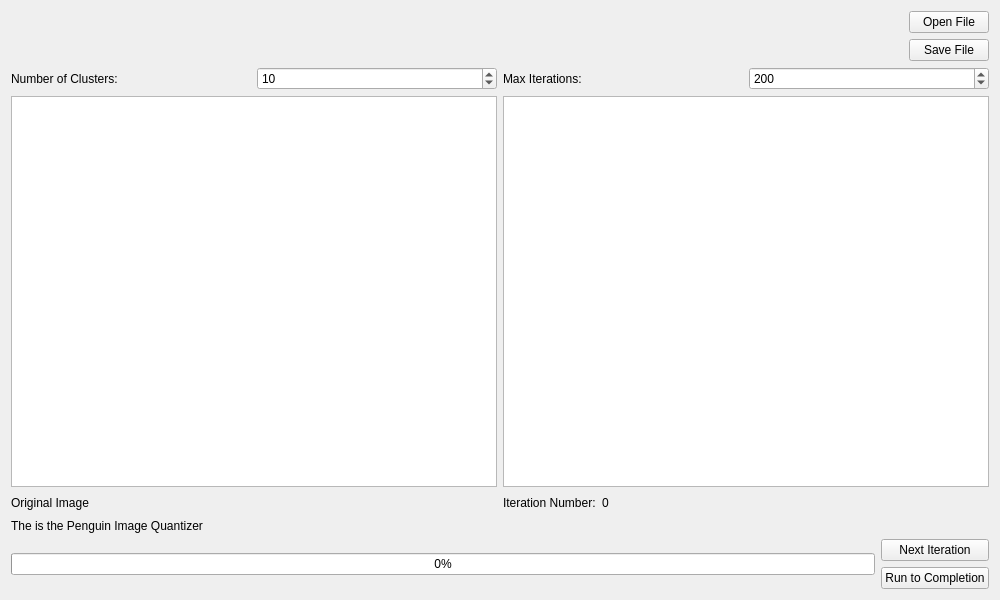
Old version of the form mainwindow.ui in the repository zeroblackalpha/PIC10C-Final-Project.
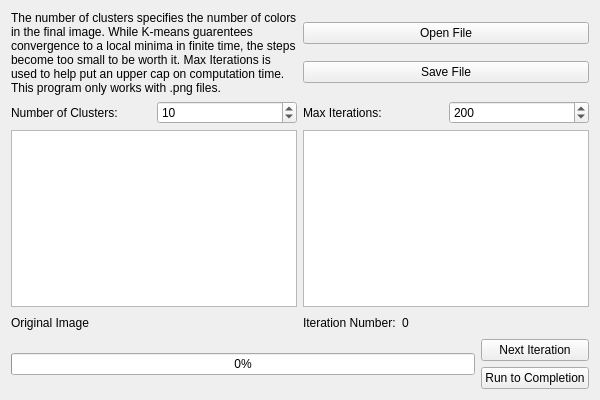
New version of the form.

Commit message: finished Iteration counter and side by side comparison

Patch:
```diff
--- a/mainwindow.ui
+++ b/mainwindow.ui
@@ -6,54 +6,26 @@
    <rect>
     <x>0</x>
     <y>0</y>
-    <width>1000</width>
-    <height>600</height>
+    <width>600</width>
+    <height>400</height>
    </rect>
   </property>
   <property name="windowTitle">
    <string>Penguin Image Quantizer</string>
   </property>
   <widget class="QWidget" name="centralWidget">
-   <layout class="QVBoxLayout" name="verticalLayout_7">
+   <layout class="QVBoxLayout" name="verticalLayout_4">
     <item>
-     <layout class="QHBoxLayout" name="horizontalLayout_5">
+     <layout class="QHBoxLayout" name="horizontalLayout_3">
       <item>
-       <layout class="QVBoxLayout" name="verticalLayout_4">
-        <item>
-         <layout class="QHBoxLayout" name="horizontalLayout_3">
-          <item>
-           <spacer name="horizontalSpacer_2">
-            <property name="orientation">
-             <enum>Qt::Horizontal</enum>
-            </property>
-            <property name="sizeHint" stdset="0">
-             <size>
-              <width>40</width>
-              <height>20</height>
-             </size>
-            </property>
-           </spacer>
-          </item>
-         </layout>
-        </item>
-        <item>
-         <layout class="QHBoxLayout" name="horizontalLayout_4">
-          <item>
-           <spacer name="horizontalSpacer_3">
-            <property name="orientation">
-             <enum>Qt::Horizontal</enum>
-            </property>
-            <property name="sizeHint" stdset="0">
-             <size>
-              <width>40</width>
-              <height>20</height>
-             </size>
-            </property>
-           </spacer>
-          </item>
-         </layout>
-        </item>
-       </layout>
+       <widget class="QLabel" name="ProgramExplanation">
+        <property name="text">
+         <string>The number of clusters specifies the number of colors in the final image. While K-means guarentees convergence to a local minima in finite time, the steps become too small to be worth it. Max Iterations is used to help put an upper cap on computation time. This program only works with .png files.</string>
+        </property>
+        <property name="wordWrap">
+         <bool>true</bool>
+        </property>
+       </widget>
       </item>
       <item>
        <layout class="QVBoxLayout" name="verticalLayout_3">
@@ -204,13 +176,6 @@
       </item>
      </layout>
     </item>
-    <item>
-     <widget class="QLabel" name="ProgramExplanation">
-      <property name="text">
-       <string>The is the Penguin Image Quantizer</string>
-      </property>
-     </widget>
-    </item>
     <item>
      <layout class="QHBoxLayout" name="horizontalLayout_2">
       <item>
```
The commit also changes 6 other files.
